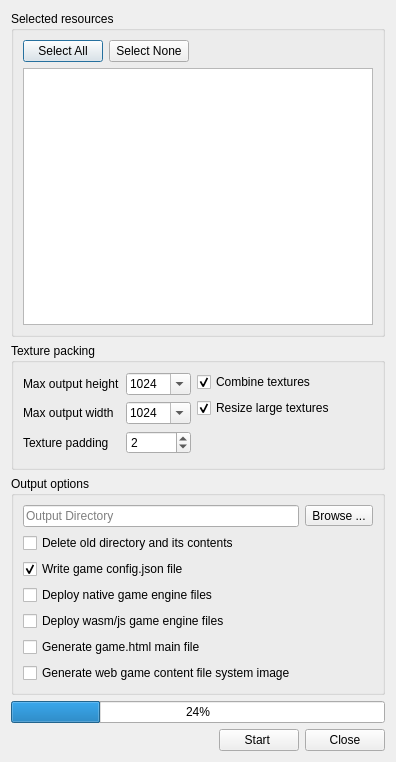
The window that editor/gui/dlgpackage.ui (ensisoft/detonator) describes before a commit, drawn with Qt 5.
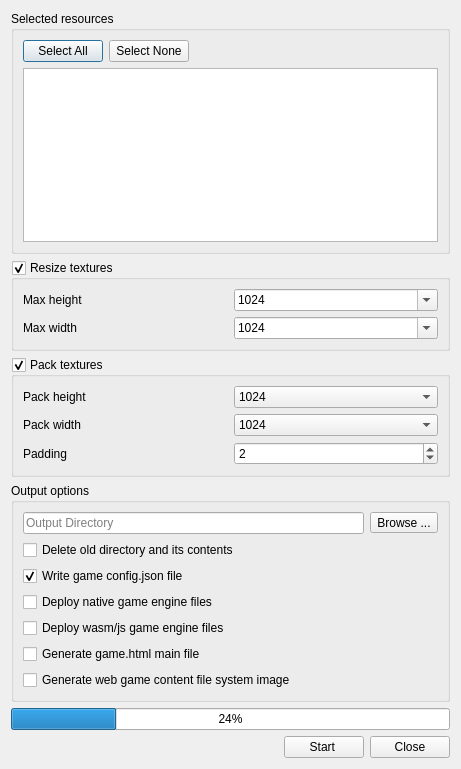
The same window after the commit. Icons and pictures are not drawn.

Patch:
```diff
--- a/editor/gui/dlgpackage.ui
+++ b/editor/gui/dlgpackage.ui
@@ -6,8 +6,8 @@
    <rect>
     <x>0</x>
     <y>0</y>
-    <width>396</width>
-    <height>762</height>
+    <width>461</width>
+    <height>769</height>
    </rect>
   </property>
   <property name="windowTitle">
@@ -62,31 +62,223 @@
     </widget>
    </item>
    <item>
-    <widget class="QGroupBox" name="groupBox_2">
+    <widget class="QGroupBox" name="chkResizeTextures">
      <property name="title">
-      <string>Texture packing</string>
+      <string>Resize textures</string>
      </property>
-     <layout class="QHBoxLayout" name="horizontalLayout_2">
+     <property name="checkable">
+      <bool>true</bool>
+     </property>
+     <layout class="QGridLayout" name="gridLayout_4">
+      <item row="0" column="0">
+       <widget class="QLabel" name="label_7">
+        <property name="text">
+         <string>Max height</string>
+        </property>
+       </widget>
+      </item>
+      <item row="0" column="1">
+       <widget class="QComboBox" name="cmbMaxTexHeight">
+        <property name="editable">
+         <bool>true</bool>
+        </property>
+        <property name="currentIndex">
+         <number>4</number>
+        </property>
       <item>
+         <property name="text">
+          <string>64</string>
+         </property>
+        </item>
+        <item>
+         <property name="text">
+          <string>128</string>
+         </property>
+        </item>
+        <item>
+         <property name="text">
+          <string>256</string>
+         </property>
+        </item>
+        <item>
+         <property name="text">
+          <string>512</string>
+         </property>
+        </item>
+        <item>
+         <property name="text">
+          <string>1024</string>
+         </property>
+        </item>
+        <item>
+         <property name="text">
+          <string>2048</string>
+         </property>
+        </item>
+        <item>
+         <property name="text">
+          <string>4096</string>
+         </property>
+        </item>
+        <item>
+         <property name="text">
+          <string>8192</string>
+         </property>
+        </item>
+        <item>
+         <property name="text">
+          <string>16384</string>
+         </property>
+        </item>
+       </widget>
+      </item>
+      <item row="1" column="0">
+       <widget class="QLabel" name="label_8">
+        <property name="text">
+         <string>Max width</string>
+        </property>
+       </widget>
+      </item>
+      <item row="1" column="1">
+       <widget class="QComboBox" name="cmbMaxTexWidth">
+        <property name="editable">
+         <bool>true</bool>
+        </property>
+        <property name="currentIndex">
+         <number>4</number>
+        </property>
+        <item>
+         <property name="text">
+          <string>64</string>
+         </property>
+        </item>
+        <item>
+         <property name="text">
+          <string>128</string>
+         </property>
+        </item>
+        <item>
+         <property name="text">
+          <string>256</string>
+         </property>
+        </item>
+        <item>
+         <property name="text">
+          <string>512</string>
+         </property>
+        </item>
+        <item>
+         <property name="text">
+          <string>1024</string>
+         </property>
+        </item>
+        <item>
+         <property name="text">
+          <string>2048</string>
+         </property>
+        </item>
+        <item>
+         <property name="text">
+          <string>4096</string>
+         </property>
+        </item>
+        <item>
+         <property name="text">
+          <string>8192</string>
+         </property>
+        </item>
+        <item>
+         <property name="text">
+          <string>16384</string>
+         </property>
+        </item>
+       </widget>
+      </item>
+     </layout>
+    </widget>
+   </item>
+   <item>
+    <widget class="QGroupBox" name="chkCombineTextures">
+     <property name="title">
+      <string>Pack textures</string>
+     </property>
+     <property name="checkable">
+      <bool>true</bool>
+     </property>
        <layout class="QGridLayout" name="gridLayout">
         <item row="0" column="0">
          <widget class="QLabel" name="label_4">
           <property name="text">
-           <string>Max output height</string>
+         <string>Pack height</string>
           </property>
          </widget>
         </item>
+      <item row="0" column="1">
+       <widget class="QComboBox" name="cmbPackHeight">
+        <property name="editable">
+         <bool>false</bool>
+        </property>
+        <property name="currentIndex">
+         <number>4</number>
+        </property>
+        <item>
+         <property name="text">
+          <string>64</string>
+         </property>
+        </item>
+        <item>
+         <property name="text">
+          <string>128</string>
+         </property>
+        </item>
+        <item>
+         <property name="text">
+          <string>256</string>
+         </property>
+        </item>
+        <item>
+         <property name="text">
+          <string>512</string>
+         </property>
+        </item>
+        <item>
+         <property name="text">
+          <string>1024</string>
+         </property>
+        </item>
+        <item>
+         <property name="text">
+          <string>2048</string>
+         </property>
+        </item>
+        <item>
+         <property name="text">
+          <string>4096</string>
+         </property>
+        </item>
+        <item>
+         <property name="text">
+          <string>8192</string>
+         </property>
+        </item>
+        <item>
+         <property name="text">
+          <string>16384</string>
+         </property>
+        </item>
+       </widget>
+      </item>
         <item row="1" column="0">
          <widget class="QLabel" name="label_3">
           <property name="text">
-           <string>Max output width</string>
+         <string>Pack width</string>
           </property>
          </widget>
         </item>
         <item row="1" column="1">
-         <widget class="QComboBox" name="cmbMaxTexWidth">
+       <widget class="QComboBox" name="cmbPackWidth">
           <property name="editable">
-           <bool>true</bool>
+         <bool>false</bool>
           </property>
           <property name="currentIndex">
            <number>4</number>
@@ -138,59 +330,11 @@
           </item>
          </widget>
         </item>
-        <item row="0" column="1">
-         <widget class="QComboBox" name="cmbMaxTexHeight">
-          <property name="editable">
-           <bool>true</bool>
-          </property>
-          <property name="currentIndex">
-           <number>4</number>
-          </property>
-          <item>
+      <item row="2" column="0">
+       <widget class="QLabel" name="label_2">
            <property name="text">
-            <string>64</string>
-           </property>
-          </item>
-          <item>
-           <property name="text">
-            <string>128</string>
-           </property>
-          </item>
-          <item>
-           <property name="text">
-            <string>256</string>
-           </property>
-          </item>
-          <item>
-           <property name="text">
-            <string>512</string>
-           </property>
-          </item>
-          <item>
-           <property name="text">
-            <string>1024</string>
-           </property>
-          </item>
-          <item>
-           <property name="text">
-            <string>2048</string>
-           </property>
-          </item>
-          <item>
-           <property name="text">
-            <string>4096</string>
-           </property>
-          </item>
-          <item>
-           <property name="text">
-            <string>8192</string>
-           </property>
-          </item>
-          <item>
-           <property name="text">
-            <string>16384</string>
-           </property>
-          </item>
+         <string>Padding</string>
+        </property>
          </widget>
         </item>
         <item row="2" column="1">
@@ -200,68 +344,6 @@
           </property>
          </widget>
         </item>
-        <item row="2" column="0">
-         <widget class="QLabel" name="label_2">
-          <property name="text">
-           <string>Texture padding</string>
-          </property>
-         </widget>
-        </item>
-       </layout>
-      </item>
-      <item>
-       <layout class="QVBoxLayout" name="verticalLayout">
-        <item>
-         <widget class="QCheckBox" name="chkCombineTextures">
-          <property name="text">
-           <string>Combine textures</string>
-          </property>
-          <property name="checked">
-           <bool>true</bool>
-          </property>
-         </widget>
-        </item>
-        <item>
-         <widget class="QCheckBox" name="chkResizeTextures">
-          <property name="text">
-           <string>Resize large textures</string>
-          </property>
-          <property name="checked">
-           <bool>true</bool>
-          </property>
-         </widget>
-        </item>
-        <item>
-         <spacer name="verticalSpacer">
-          <property name="orientation">
-           <enum>Qt::Vertical</enum>
-          </property>
-          <property name="sizeType">
-           <enum>QSizePolicy::Preferred</enum>
-          </property>
-          <property name="sizeHint" stdset="0">
-           <size>
-            <width>20</width>
-            <height>40</height>
-           </size>
-          </property>
-         </spacer>
-        </item>
-       </layout>
-      </item>
-      <item>
-       <spacer name="horizontalSpacer_3">
-        <property name="orientation">
-         <enum>Qt::Horizontal</enum>
-        </property>
-        <property name="sizeHint" stdset="0">
-         <size>
-          <width>409</width>
-          <height>20</height>
-         </size>
-        </property>
-       </spacer>
-      </item>
      </layout>
     </widget>
    </item>
```
Left out of the diff: 60 changed lines with no effect on the pictures. Lines whose indentation alone changed are shown as unchanged.
